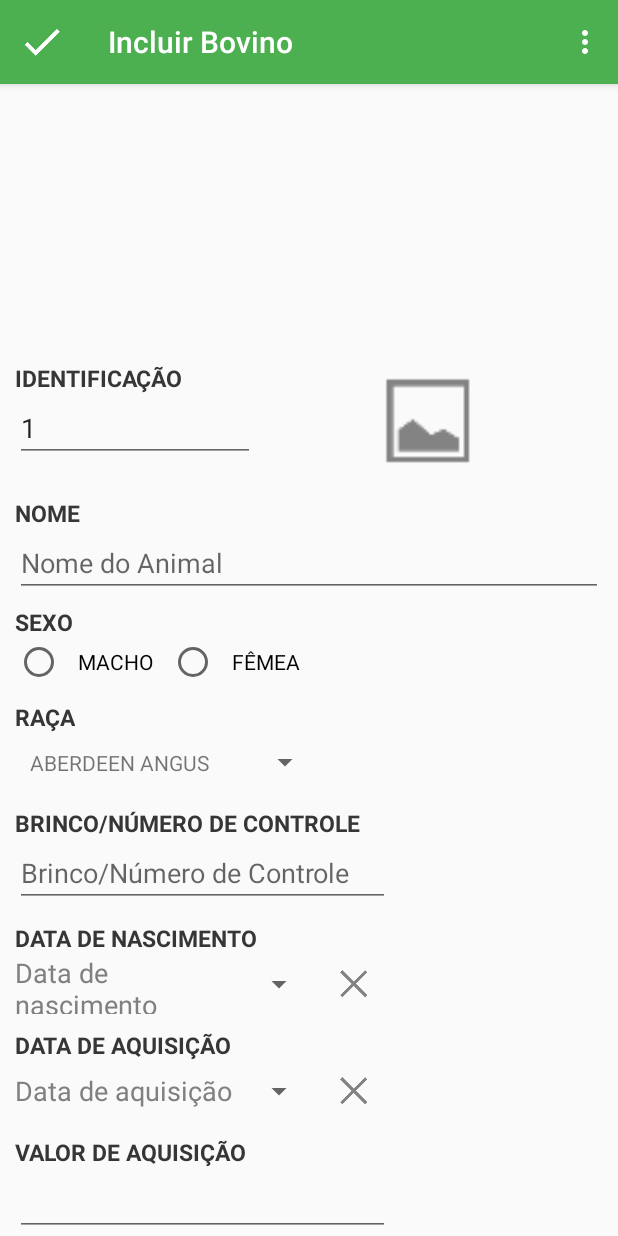
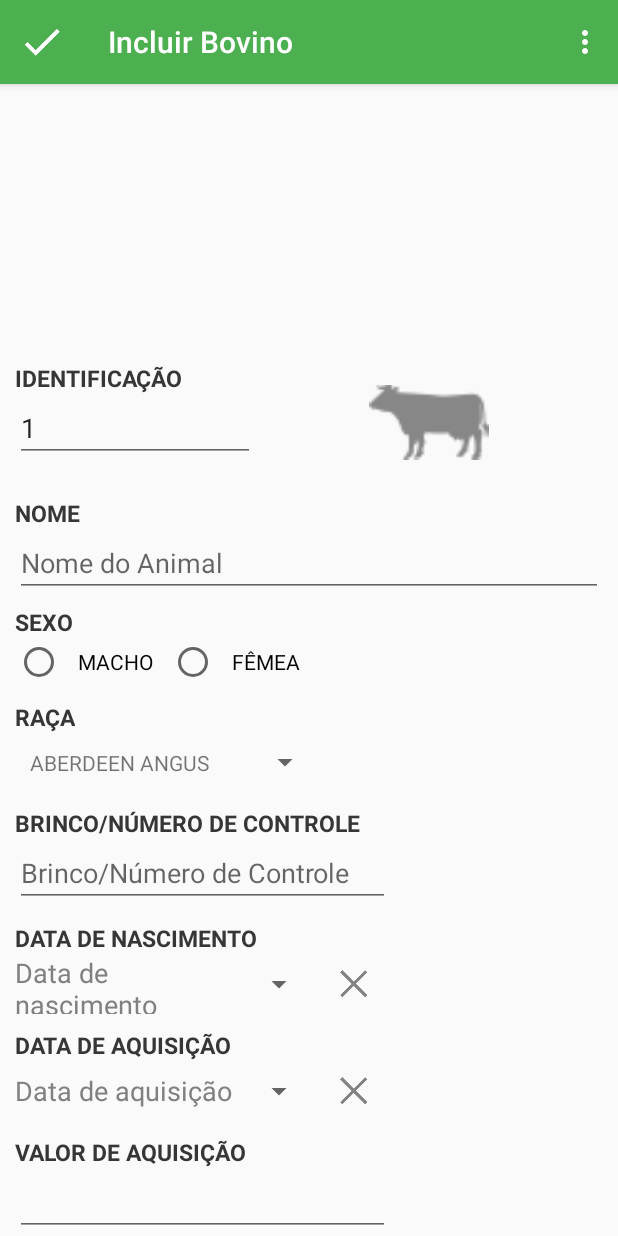
Before and after one commit to gugs/extensao_app, an Android app: the screen it shows after launch (AnimalAddActivity), after a tap on an icon or button, on a phone screen of 412 x 824 dp. Run offline under Robolectric (Android 15) with nearby library versions, the phone set to English and light mode, and no system bars.

Commit message:
Correcao da imagem

```diff
--- a/app/src/main/res/layout/animal_add_activity.xml
+++ b/app/src/main/res/layout/animal_add_activity.xml
@@ -60,7 +60,7 @@
                         android:layout_height="80dp"
                         android:layout_gravity="center_horizontal"
                         android:contentDescription="@string/animal_picture_hint"
-                        android:src="@drawable/ic_action_picture" />
+                        android:src="@drawable/cow" />
 
                 </LinearLayout>
 
```
